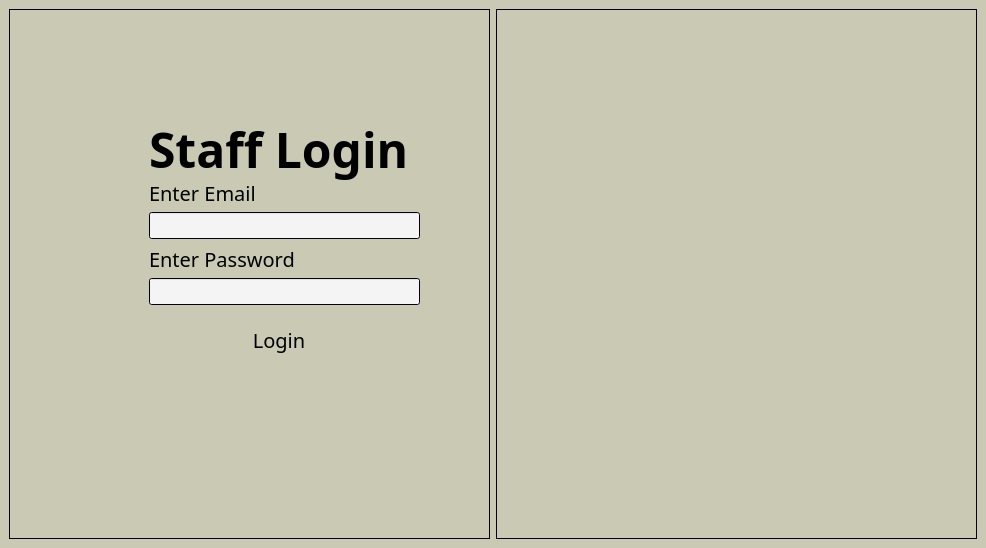
This is frontend-desktop/mainwindow.ui in Gearworks-Software/BSS-Application-System as Qt 5 draws it before an edit. The edited form follows.
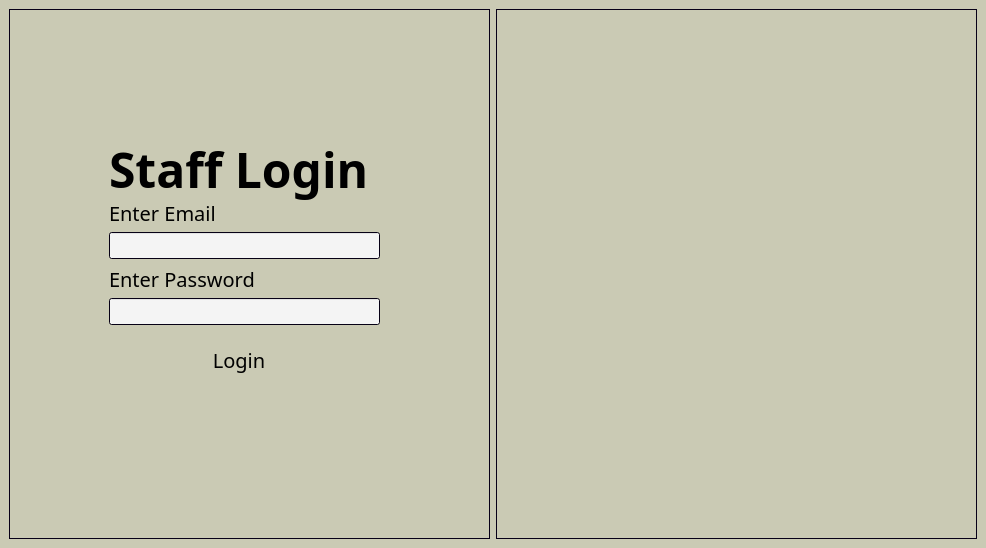
This is the edited form.

```diff
--- a/frontend-desktop/mainwindow.ui
+++ b/frontend-desktop/mainwindow.ui
@@ -155,9 +155,9 @@
      </disabled>
     </palette>
    </property>
-   <layout class="QGridLayout" name="gridLayout_3">
-    <item row="0" column="0">
-     <widget class="QFrame" name="frame">
+   <layout class="QHBoxLayout" name="horizontalLayout">
+    <item>
+     <widget class="QFrame" name="login_frame">
       <property name="palette">
        <palette>
         <active>
@@ -194,8 +194,8 @@
       <widget class="QPushButton" name="login_button">
        <property name="geometry">
         <rect>
-         <x>210</x>
-         <y>310</y>
+         <x>170</x>
+         <y>330</y>
          <width>120</width>
          <height>41</height>
         </rect>
@@ -279,11 +279,11 @@
         <bool>true</bool>
        </property>
       </widget>
-      <widget class="QLabel" name="label_8">
+      <widget class="QLabel" name="login_header">
        <property name="geometry">
         <rect>
-         <x>140</x>
-         <y>110</y>
+         <x>100</x>
+         <y>130</y>
          <width>301</width>
          <height>61</height>
         </rect>
@@ -299,17 +299,20 @@
        <property name="text">
         <string>Staff Login</string>
        </property>
+       <property name="h1" stdset="0">
+        <bool>true</bool>
+       </property>
       </widget>
       <widget class="QWidget" name="layoutWidget">
        <property name="geometry">
         <rect>
-         <x>140</x>
-         <y>170</y>
+         <x>100</x>
+         <y>190</y>
          <width>271</width>
          <height>126</height>
         </rect>
        </property>
-       <layout class="QGridLayout" name="grid_layout">
+       <layout class="QGridLayout" name="login_form">
         <item row="2" column="0">
          <widget class="QLabel" name="password_label">
           <property name="font">
@@ -343,7 +346,7 @@
          </widget>
         </item>
         <item row="3" column="0">
-         <widget class="QLineEdit" name="password_text">
+         <widget class="QLineEdit" name="password_field">
           <property name="palette">
            <palette>
             <active>
@@ -401,7 +404,7 @@
          </widget>
         </item>
         <item row="1" column="0">
-         <widget class="QLineEdit" name="email_text">
+         <widget class="QLineEdit" name="email_field">
           <property name="palette">
            <palette>
             <active>
@@ -465,7 +468,7 @@
       </widget>
      </widget>
     </item>
-    <item row="0" column="1">
+    <item>
      <widget class="QFrame" name="frame_2">
       <property name="frameShape">
        <enum>QFrame::Shape::StyledPanel</enum>
```
